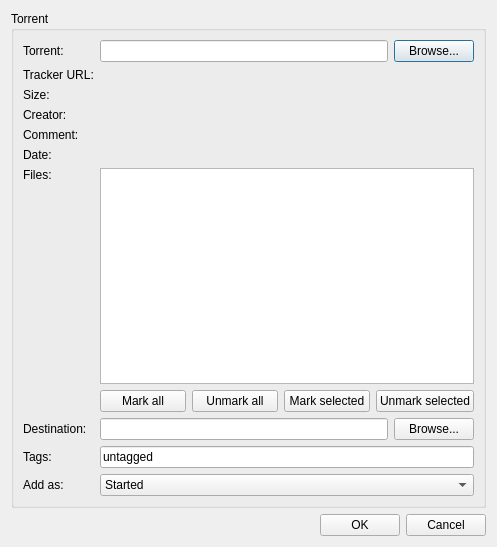
0xd34df00d/leechcraft, file src/plugins/torrent/addtorrent.ui: the form before one commit.
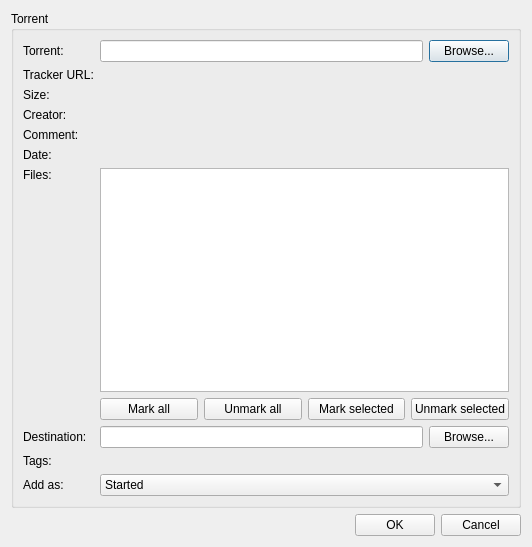
The form after the commit. Icons and pictures are not drawn. Custom widgets are drawn as their Qt base class.

Commit message: + Core: Tab management code moved to TabContainer as a preparation for   implementation of multiwindow <-> multitab switching. * Core: Everything moved to LeechCraft namespace. * PluginInterface: Everything moved to LeechCraft::Util namespace.

The edit to the form file:
```diff
--- a/src/plugins/torrent/addtorrent.ui
+++ b/src/plugins/torrent/addtorrent.ui
@@ -5,7 +5,7 @@
    <rect>
     <x>0</x>
     <y>0</y>
-    <width>497</width>
+    <width>532</width>
     <height>547</height>
    </rect>
   </property>
@@ -196,8 +196,8 @@
        </widget>
       </item>
       <item row="10" column="1" >
-       <widget class="TagsLineEdit" name="TagsEdit_" >
-        <property name="text" >
+       <widget class="LeechCraft::Util::TagsLineEdit" native="1" name="TagsEdit_" >
+        <property name="text" stdset="0" >
          <string>untagged</string>
         </property>
        </widget>
@@ -280,9 +280,9 @@
  </widget>
  <customwidgets>
   <customwidget>
-   <class>TagsLineEdit</class>
-   <extends>QLineEdit</extends>
-   <header>../../plugininterface/tagslineedit.h</header>
+   <class>LeechCraft::Util::TagsLineEdit</class>
+   <extends>QWidget</extends>
+   <header location="global" >tagslineedit.h</header>
   </customwidget>
  </customwidgets>
  <resources>
```
The commit also changes 108 other files.
